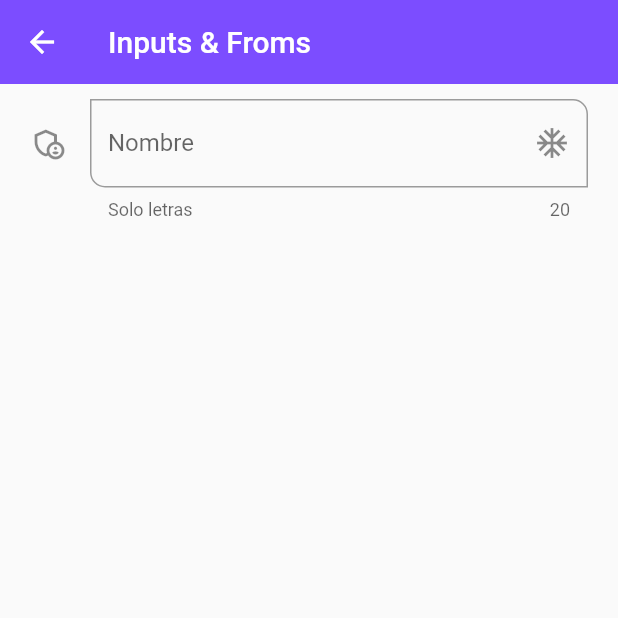
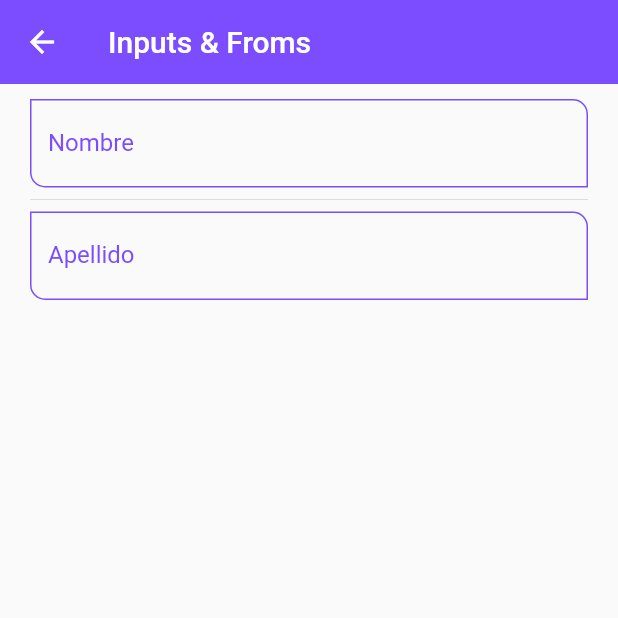
Before and after one commit to johnhaverh/componentsFlutter, a Flutter app: the InputsPage screen opened by its route, on a phone screen of 412 x 824 dp, the top half of it. Run offline on Flutter 3.47's test engine with Material 2 defaults, Android fonts, the phone set to English and light mode, and no system bars.

Commit message:
componentsflutter: app_themedart, inputs_page.dart & widgets.dart:  update -> custom_input_field.dart: create

```diff
--- a/lib/pages/inputs_page.dart
+++ b/lib/pages/inputs_page.dart
@@ -1,4 +1,5 @@
 import 'package:flutter/material.dart';
+import 'package:componentsflutter/widgets/widgets.dart';
 
 class InputsPage extends StatelessWidget {
 
@@ -15,35 +16,9 @@ class InputsPage extends StatelessWidget {
           padding: EdgeInsets.symmetric(horizontal: 20,vertical: 10),
           child: Column(
             children: [
-              TextFormField(
-                autofocus: false,
-                initialValue: '',
-                textCapitalization: TextCapitalization.words,
-                onChanged: (value) {
-                  //print(value);
-                },
-                validator: (value) {
-                  if (value == null ) return 'requerido';
-                      return value.length < 3 ? 'Minimo 3 letras':null;
-                },
-                autovalidateMode: AutovalidateMode.onUserInteraction,
-                decoration: InputDecoration(
-                  hintText: "Texto de ayuda",
-                  labelText: "Nombre",
-                  helperText: "Solo letras",
-                  counterText: "20",
-                  //prefixIcon: Icon(Icons.ac_unit_rounded),
-                  suffixIcon: Icon(Icons.ac_unit),
-                  icon: Icon(Icons.admin_panel_settings_outlined),
-                  border: OutlineInputBorder(
-                    borderRadius: BorderRadius.only(
-                      bottomLeft: Radius.circular(10),
-                      topRight: Radius.circular(10)
-                      )
-                  ),
-
-                ),
-              )
+              CustomInputField(labelText: 'Nombre', hintText: 'Nombre del usuario',),
+              Divider(),
+              CustomInputField(labelText: 'Apellido', hintText: 'Apellido del usuario',),
             ],
           ),
         )
--- a/lib/themes/app_theme.dart
+++ b/lib/themes/app_theme.dart
@@ -28,6 +28,22 @@ class AppTheme{
         elevation: 0
       ),
     ),
+
+    //InputDecorationTheme
+    inputDecorationTheme: InputDecorationTheme(
+      labelStyle: TextStyle(color: primary),
+      enabledBorder: OutlineInputBorder(
+        borderSide: BorderSide(color: primary),
+        borderRadius: BorderRadius.only( bottomLeft: Radius.circular(10), topRight: Radius.circular(10) ),
+      ),
+     focusedBorder: OutlineInputBorder(
+        borderSide: BorderSide(color: primary),
+        borderRadius: BorderRadius.only( bottomLeft: Radius.circular(10), topRight: Radius.circular(10) ),
+      ),
+
+      border: OutlineInputBorder(
+        borderRadius: BorderRadius.only( bottomLeft: Radius.circular(10), topRight: Radius.circular(10) )),
+    )
   );
 
   static final ThemeData darkTheme = ThemeData.dark().copyWith(
--- /dev/null
+++ b/lib/widgets/custom_input_field.dart
@@ -0,0 +1,47 @@
+import 'package:flutter/material.dart';
+
+class CustomInputField extends StatelessWidget {
+
+  final String hintText;
+  final String labelText;
+  final String helperText;
+  final IconData icon;
+  final IconData suffixIcon;
+  final IconData preffixIcon;
+  final String counterText;
+
+  const CustomInputField({ Key key, this.hintText, this.labelText, this.helperText, this.icon, this.suffixIcon, this.preffixIcon, this.counterText,}) : super(key: key);
+
+  @override
+  Widget build(BuildContext context) {
+    return TextFormField(
+      autofocus: false,
+      initialValue: '',
+      textCapitalization: TextCapitalization.words,
+      onChanged: (value) {
+        //print(value);
+      },
+      validator: (value) {
+        if (value == null ) return 'requerido';
+            return value.length < 3 ? 'Minimo 3 letras':null;
+      },
+      autovalidateMode: AutovalidateMode.onUserInteraction,
+      decoration: InputDecoration(
+        hintText: hintText,
+        labelText: labelText,
+        helperText: helperText,
+        counterText: counterText,
+        //prefixIcon: == prefixIcon null ? null: Icon(prefixIcon),
+        suffixIcon: suffixIcon == null ? null: Icon(suffixIcon),
+        icon: icon == null ? null: Icon(icon),
+        // border: OutlineInputBorder(
+        //   borderRadius: BorderRadius.only(
+        //     bottomLeft: Radius.circular(10),
+        //     topRight: Radius.circular(10)
+        //     )
+        // ),
+
+      ),
+    );
+  }
+}
--- a/lib/widgets/widgets.dart
+++ b/lib/widgets/widgets.dart
@@ -1,2 +1,3 @@
 export 'package:componentsflutter/widgets/custom_card_type_1.dart';
 export 'package:componentsflutter/widgets/custum_card_type_2.dart';
+export 'package:componentsflutter/widgets/custom_input_field.dart';
```
